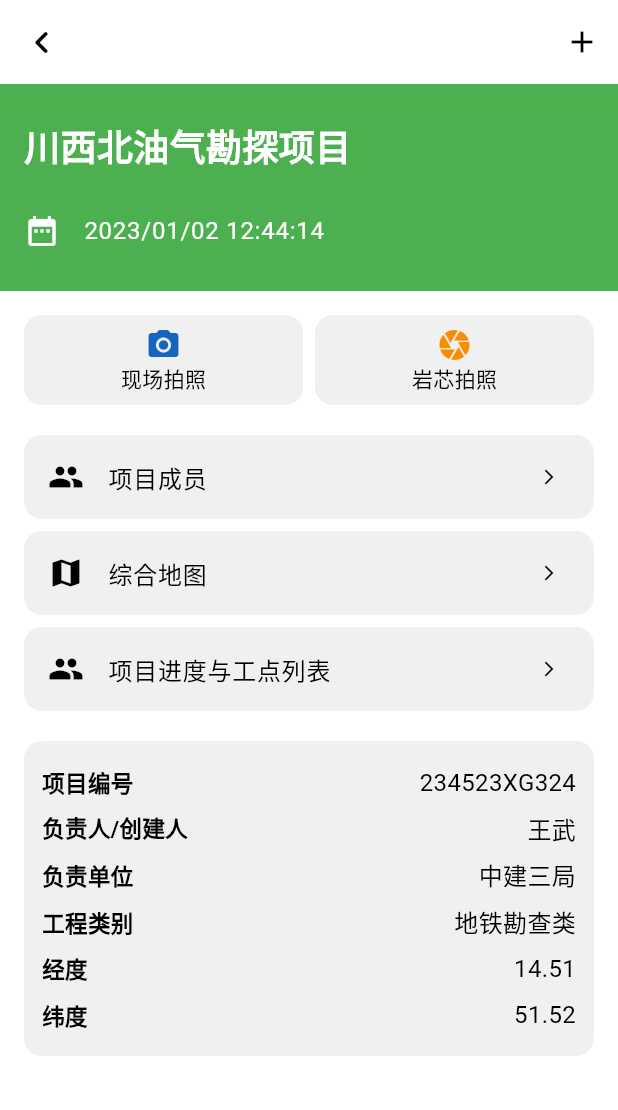
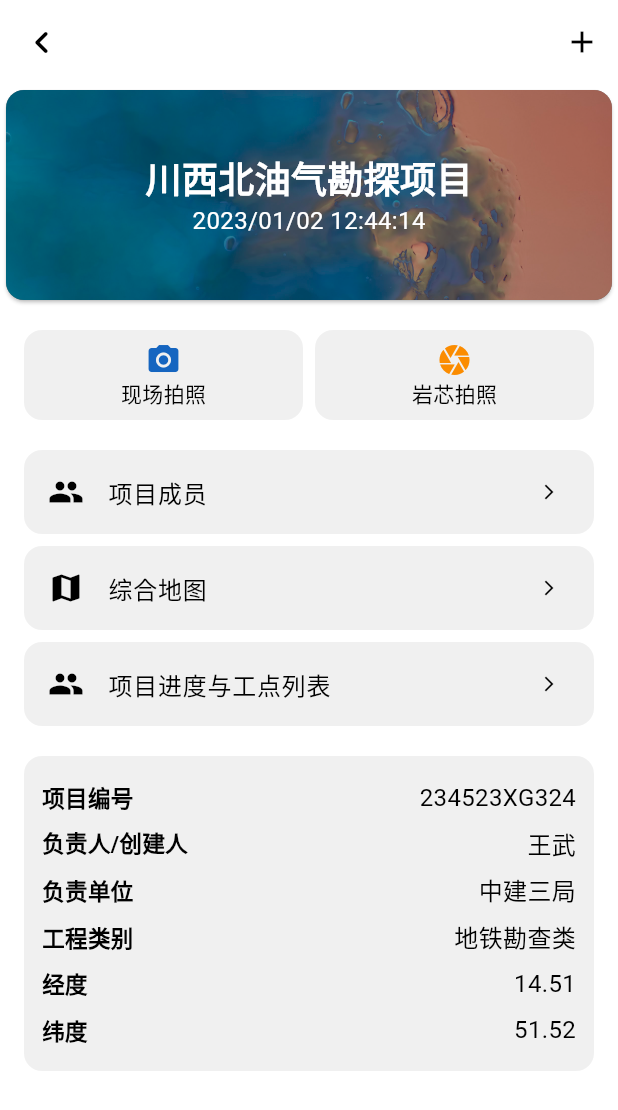
Before and after one commit to RiverTwilight/DrillMate, a Flutter app: the ProjectDetailPage screen opened directly with empty values, on a phone screen of 412 x 824 dp. Shown: the top 1110 px of the screen. Run offline on Flutter 3.47's test engine with Material 2 defaults, Android fonts, the phone set to English and light mode, and no system bars; drawn by our look-alikes of dynamic_color; our stand-ins replace audioplayers, camera, file_picker, flutter_local_notifications, flutter_markdown, flutter_riverpod and 17 more; missing offline and left inert: dart:ffi, flutter_inappwebview, in_app_purchase_storekit, share_handler, timeline_list; accounts and stored records are empty; generated files the repository leaves out were written again.

```diff
--- a/lib/pages/project_detail_page.dart
+++ b/lib/pages/project_detail_page.dart
@@ -58,6 +58,48 @@ class _ProjectDetailPageState extends ConsumerState<ProjectDetailPage> {
       // Handle exceptions by showing a dialog or a snackbar
       print('Error fetching project details: $e');
     }
+  }
+
+  Widget _buildTopCard() {
+    return Card(
+      color: Colors.black45, // Adjust the color for the dimmed effect
+      child: ClipRRect(
+        borderRadius: BorderRadius.circular(12.0), // Set your desired radius
+        child: Container(
+          height: 140, // Adjust the height as needed
+          decoration: BoxDecoration(
+            image: DecorationImage(
+              image: AssetImage(
+                  'assets/artwork/red.jpeg'), // Replace with your artwork asset
+              fit: BoxFit.cover,
+              colorFilter: ColorFilter.mode(
+                Colors.black.withOpacity(0.1), // Dimming effect
+                BlendMode.darken,
+              ),
+            ),
+          ),
+          child: Center(
+            child: Column(
+                mainAxisAlignment: MainAxisAlignment.center,
+                crossAxisAlignment: CrossAxisAlignment.center,
+                children: [
+                  Text(
+                    '川西北油气勘探项目', // Replace with your title
+                    style: TextStyle(
+                      color: Colors.white,
+                      fontSize: 24, // Adjust the font size as needed
+                      fontWeight: FontWeight.bold,
+                    ),
+                  ),
+                  Text(
+                    '2023/01/02 12:44:14', // Replace with your title
+                    style: TextStyle(color: Colors.white, fontSize: 16),
+                  ),
+                ]),
+          ),
+        ),
+      ),
+    );
   }
 
   void _transcribe(BuildContext context) {}
@@ -229,42 +271,7 @@ class _ProjectDetailPageState extends ConsumerState<ProjectDetailPage> {
                 builder: (BuildContext context, BoxConstraints constraints) {
                 return Column(
                   children: <Widget>[
-                    Container(
-                      width: double.maxFinite,
-                      color: Theme.of(context).colorScheme.primary,
-                      child: InkWell(
-                        child: Padding(
-                          padding: const EdgeInsets.symmetric(vertical: 12),
-                          child: Column(
-                            crossAxisAlignment: CrossAxisAlignment.start,
-                            children: <Widget>[
-                              Padding(
-                                padding: const EdgeInsets.symmetric(
-                                    horizontal: 16, vertical: 12),
-                                child: Text(
-                                  "川西北油气勘探项目",
-                                  style: const TextStyle(
-                                    fontSize: 24.0,
-                                    color: Colors.white,
-                                    fontWeight: FontWeight.bold,
-                                  ),
-                                ),
-                              ),
-                              ListTile(
-                                textColor: Colors.white,
-                                leading: const Icon(
-                                  Icons.date_range,
-                                  color: Colors.white,
-                                ),
-                                title: Text(
-                                  "2023/01/02 12:44:14",
-                                ),
-                              ),
-                            ],
-                          ),
-                        ),
-                      ),
-                    ),
+                    _buildTopCard(),
                     SizedBox(
                       height: 12,
                     ),
--- a/lib/pages/tabs/hole_library_tab.dart
+++ b/lib/pages/tabs/hole_library_tab.dart
@@ -6,7 +6,6 @@ import 'package:hgeology_app/models/hole.dart';
 import 'package:hgeology_app/pages/search_page.dart';
 import 'package:hgeology_app/services/project_service.dart';
 import 'package:hgeology_app/widget/point_item.dart';
-import 'package:hgeology_app/widget/leading_back_button.dart';
 import 'package:hgeology_app/gen/strings.g.dart';
 
 class HoleLibraryPage extends ConsumerStatefulWidget {
@@ -29,7 +28,6 @@ class _HoleLibraryPageState extends ConsumerState<HoleLibraryPage> {
   PreferredSizeWidget _buildAppBar(BuildContext context) {
     return AppBar(
       title: Text(t.holeListTab.tabName),
-      leading: const LeadingBackButton(),
       actions: <Widget>[
         IconButton(
             onPressed: () {
```
Also changed, not shown: lib/pages/form/stop_hole_apply_page.dart (+25 -8 lines), lib/pages/hole_list_page.dart (+15 -10 lines), lib/pages/new_water_level_record_page.dart (+3 -6 lines), lib/pages/tabs/more_tab.dart (+15 -0 lines), assets/artwork/red.jpeg (added).
